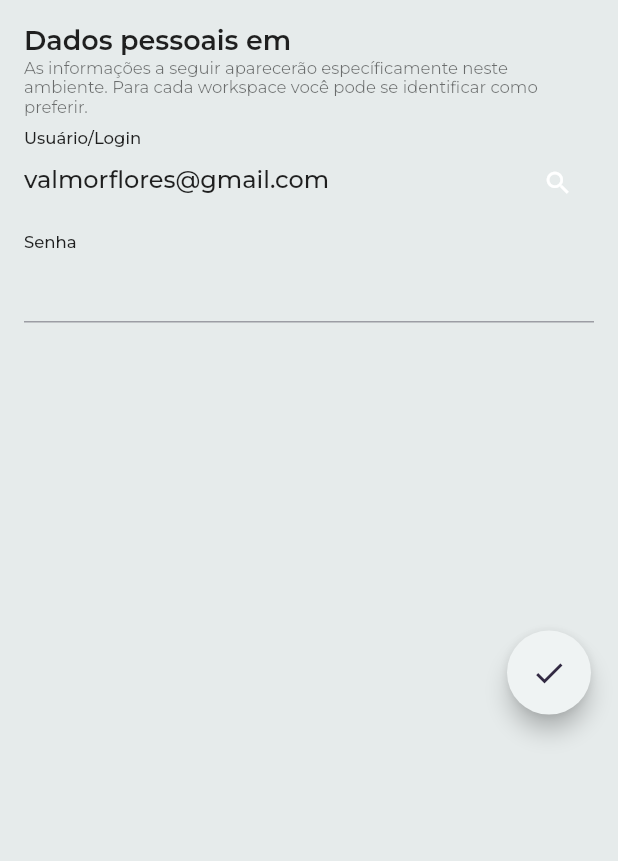
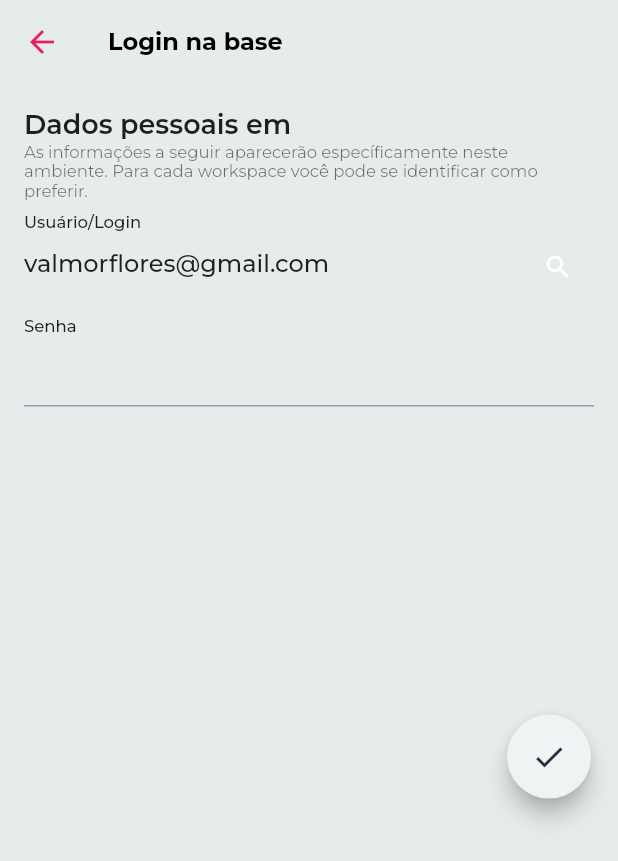
Before and after one commit to valmorflores/radApiFlutterClient, a Flutter app: the UserLoginPage screen opened directly, on a phone screen of 412 x 824 dp. Shown: the top 861 px of the screen. Run offline on Flutter 3.47's test engine with Material 2 defaults, Android fonts, the phone set to English and light mode, and no system bars; our stand-ins replace bloc, cached_network_image, dartz, dio, equatable, file_picker and 7 more; missing offline and left inert: markdown; accounts and stored records are empty.

Commit message:
update for login page

```diff
--- a/radapiconsumer/lib/modules/user/presenter/user_login/user_login_page.dart
+++ b/radapiconsumer/lib/modules/user/presenter/user_login/user_login_page.dart
@@ -20,6 +20,7 @@ class UserLoginPage extends StatelessWidget {
     _passwordController.text = '';
 
     return Scaffold(
+        appBar: AppBar(title: Text('Login na base')),
         body: Container(
             height: MediaQuery.of(context).size.height * 0.60,
             decoration:
```
